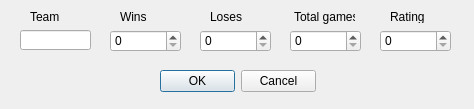
Before: the Qt Designer form Lab_1-CG-/untitled/input.ui in PLaG-In/CG, drawn with Qt 5.
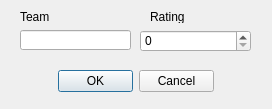
After: the same form once the commit is applied.

Diff of the .ui file:
```diff
--- a/Lab_1-CG-/untitled/input.ui
+++ b/Lab_1-CG-/untitled/input.ui
@@ -6,32 +6,19 @@
    <rect>
     <x>0</x>
     <y>0</y>
-    <width>474</width>
+    <width>272</width>
     <height>109</height>
    </rect>
   </property>
   <property name="windowTitle">
    <string>Dialog</string>
   </property>
-  <widget class="QSpinBox" name="winBox">
-   <property name="geometry">
-    <rect>
-     <x>110</x>
-     <y>30</y>
-     <width>71</width>
-     <height>22</height>
-    </rect>
-   </property>
-   <property name="maximum">
-    <number>9999</number>
-   </property>
-  </widget>
   <widget class="QLineEdit" name="teamEdit">
    <property name="geometry">
     <rect>
      <x>20</x>
      <y>30</y>
-     <width>71</width>
+     <width>111</width>
      <height>20</height>
     </rect>
    </property>
@@ -39,7 +26,7 @@
   <widget class="QDialogButtonBox" name="buttonBox">
    <property name="geometry">
     <rect>
-     <x>160</x>
+     <x>58</x>
      <y>70</y>
      <width>156</width>
      <height>23</height>
@@ -52,7 +39,7 @@
   <widget class="QLabel" name="label">
    <property name="geometry">
     <rect>
-     <x>30</x>
+     <x>20</x>
      <y>10</y>
      <width>47</width>
      <height>13</height>
@@ -62,51 +49,12 @@
     <string>Team</string>
    </property>
   </widget>
-  <widget class="QLabel" name="label_2">
-   <property name="geometry">
-    <rect>
-     <x>120</x>
-     <y>10</y>
-     <width>47</width>
-     <height>13</height>
-    </rect>
-   </property>
-   <property name="text">
-    <string>Wins</string>
-   </property>
-  </widget>
-  <widget class="QSpinBox" name="loseBox">
-   <property name="geometry">
-    <rect>
-     <x>200</x>
-     <y>30</y>
-     <width>71</width>
-     <height>22</height>
-    </rect>
-   </property>
-   <property name="maximum">
-    <number>9999</number>
-   </property>
-  </widget>
-  <widget class="QSpinBox" name="totalBox">
-   <property name="geometry">
-    <rect>
-     <x>290</x>
-     <y>30</y>
-     <width>71</width>
-     <height>22</height>
-    </rect>
-   </property>
-   <property name="maximum">
-    <number>9999</number>
-   </property>
-  </widget>
   <widget class="QSpinBox" name="ratingBox">
    <property name="geometry">
     <rect>
-     <x>380</x>
+     <x>140</x>
      <y>30</y>
-     <width>71</width>
+     <width>111</width>
      <height>22</height>
     </rect>
    </property>
@@ -114,36 +62,10 @@
     <number>9999</number>
    </property>
   </widget>
-  <widget class="QLabel" name="label_3">
-   <property name="geometry">
-    <rect>
-     <x>210</x>
-     <y>10</y>
-     <width>47</width>
-     <height>13</height>
-    </rect>
-   </property>
-   <property name="text">
-    <string>Loses</string>
-   </property>
-  </widget>
-  <widget class="QLabel" name="label_4">
-   <property name="geometry">
-    <rect>
-     <x>294</x>
-     <y>9</y>
-     <width>61</width>
-     <height>16</height>
-    </rect>
-   </property>
-   <property name="text">
-    <string>Total games</string>
-   </property>
-  </widget>
   <widget class="QLabel" name="label_5">
    <property name="geometry">
     <rect>
-     <x>390</x>
+     <x>150</x>
      <y>10</y>
      <width>47</width>
      <height>13</height>
```
